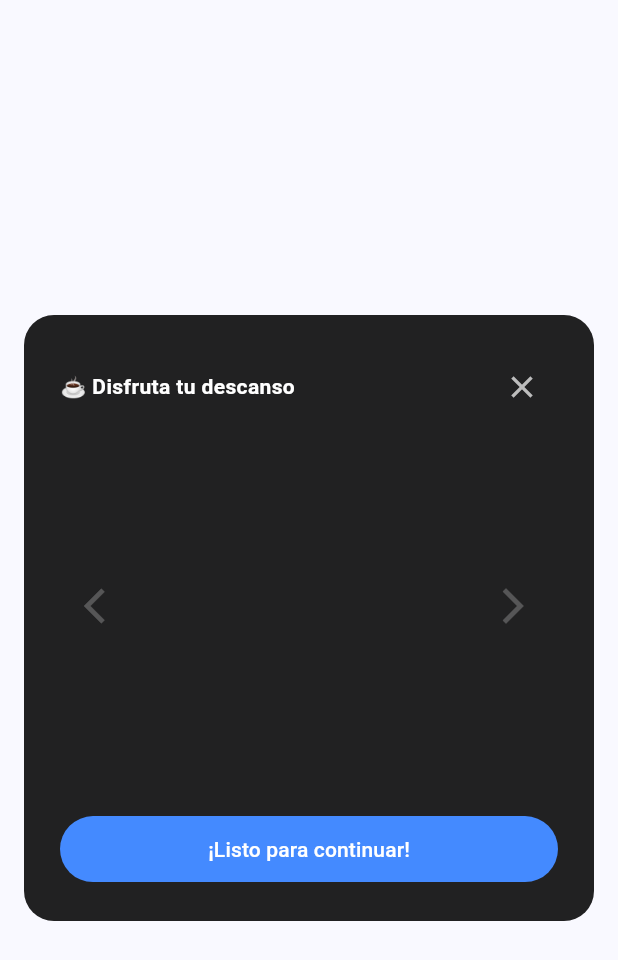
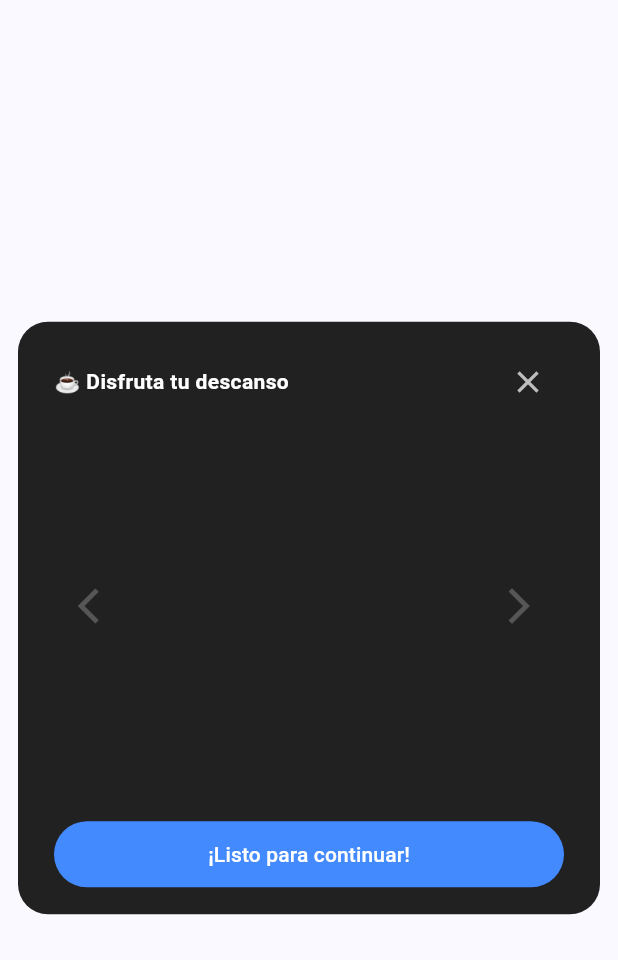
Before and after one commit to JoseFerH/EmilysP, a Flutter app: the BreakTutorialDialog widget shown alone on an empty page, opened directly with empty values, on a phone screen of 412 x 824 dp. Shown: the top 960 px of the screen. Run offline on Flutter 3.47's test engine with Material 3 defaults, Android fonts, the phone set to English and light mode, and no system bars; our stand-ins replace flutter_local_notifications, shared_preferences, timezone; accounts and stored records are empty.

Commit message:
Adjust break tutorial dialog layout

```diff
--- a/limitphone/lib/widgets/break_tutorial_dialog.dart
+++ b/limitphone/lib/widgets/break_tutorial_dialog.dart
@@ -30,10 +30,10 @@ class _BreakTutorialDialogState extends State<BreakTutorialDialog> {
   @override
   Widget build(BuildContext context) {
     final mediaSize = MediaQuery.of(context).size;
-    final maxDialogWidth = mediaSize.width * 0.95;
-    final maxDialogHeight = mediaSize.height * 0.9;
+    final maxDialogWidth = mediaSize.width * 0.98;
+    final maxDialogHeight = mediaSize.height * 0.95;
     const aspectRatio = 16 / 9;
-    const double chromeHeight = 180;
+    const double chromeHeight = 150;
 
     double imageWidth = maxDialogWidth;
     double imageHeight = imageWidth / aspectRatio;
@@ -59,7 +59,7 @@ class _BreakTutorialDialogState extends State<BreakTutorialDialog> {
 
     return Dialog(
       backgroundColor: Colors.black87,
-      insetPadding: const EdgeInsets.symmetric(horizontal: 16, vertical: 24),
+      insetPadding: const EdgeInsets.symmetric(horizontal: 12, vertical: 16),
       shape: RoundedRectangleBorder(
         borderRadius: BorderRadius.circular(20),
       ),
@@ -69,7 +69,7 @@ class _BreakTutorialDialogState extends State<BreakTutorialDialog> {
           maxHeight: maxDialogHeight,
         ),
         child: SafeArea(
-          minimum: const EdgeInsets.all(24),
+          minimum: const EdgeInsets.symmetric(horizontal: 24, vertical: 16),
           child: SizedBox(
             width: imageWidth,
             child: Column(
@@ -114,7 +114,7 @@ class _BreakTutorialDialogState extends State<BreakTutorialDialog> {
                               alignment: Alignment.center,
                               child: Image.asset(
                                 widget.images[index],
-                                fit: BoxFit.cover,
+                                fit: BoxFit.contain,
                                 errorBuilder: (context, error, stackTrace) {
                                   return const Center(
                                     child: Text(
```
